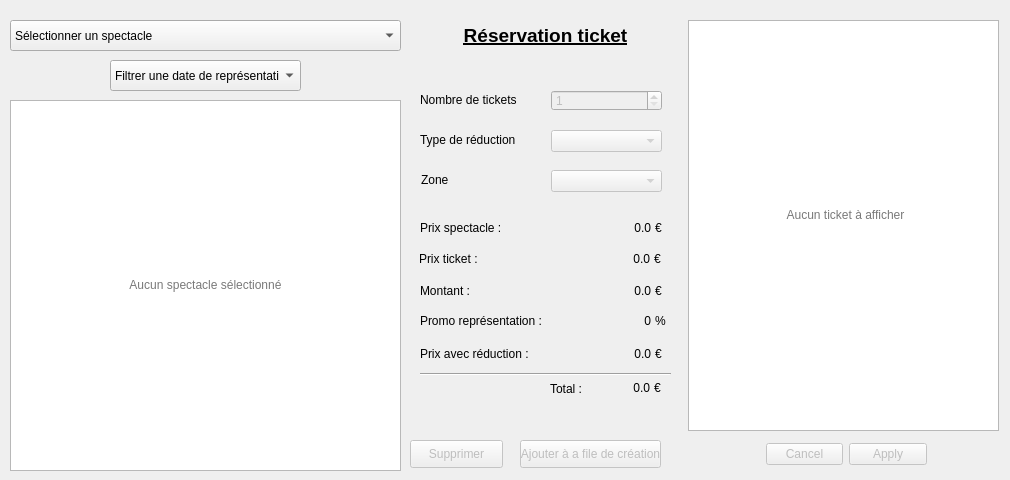
Old version of the form gui/imp_fct_2.ui in the repository NoxFly/CEBD-project-theater.
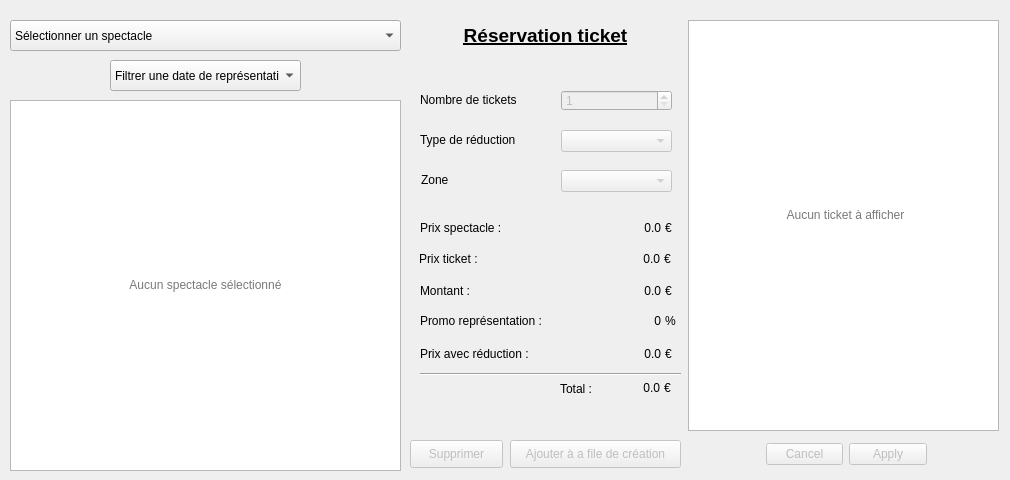
New version of the form.

```diff
--- a/gui/imp_fct_2.ui
+++ b/gui/imp_fct_2.ui
@@ -155,7 +155,7 @@
    </property>
    <property name="geometry">
     <rect>
-     <x>551</x>
+     <x>561</x>
      <y>90</y>
      <width>111</width>
      <height>21</height>
@@ -184,7 +184,7 @@
    </property>
    <property name="geometry">
     <rect>
-     <x>551</x>
+     <x>561</x>
      <y>130</y>
      <width>111</width>
      <height>22</height>
@@ -251,7 +251,7 @@
    </property>
    <property name="geometry">
     <rect>
-     <x>551</x>
+     <x>561</x>
      <y>170</y>
      <width>111</width>
      <height>22</height>
@@ -274,7 +274,7 @@
   <widget class="QLabel" name="label_montantAvecReduc">
    <property name="geometry">
     <rect>
-     <x>540</x>
+     <x>550</x>
      <y>338</y>
      <width>111</width>
      <height>31</height>
@@ -290,9 +290,9 @@
   <widget class="QLabel" name="label_formTicket">
    <property name="geometry">
     <rect>
-     <x>470</x>
+     <x>430</x>
      <y>60</y>
-     <width>141</width>
+     <width>241</width>
      <height>20</height>
     </rect>
    </property>
@@ -309,9 +309,9 @@
    </property>
    <property name="geometry">
     <rect>
-     <x>520</x>
+     <x>510</x>
      <y>440</y>
-     <width>141</width>
+     <width>171</width>
      <height>28</height>
     </rect>
    </property>
@@ -372,7 +372,7 @@
     <rect>
      <x>410</x>
      <y>410</y>
-     <width>261</width>
+     <width>271</width>
      <height>20</height>
     </rect>
    </property>
@@ -412,7 +412,7 @@
   <widget class="QLabel" name="label_montant">
    <property name="geometry">
     <rect>
-     <x>540</x>
+     <x>550</x>
      <y>275</y>
      <width>111</width>
      <height>31</height>
@@ -428,7 +428,7 @@
   <widget class="QLabel" name="label_valeurPromoRep">
    <property name="geometry">
     <rect>
-     <x>540</x>
+     <x>550</x>
      <y>305</y>
      <width>111</width>
      <height>31</height>
@@ -444,7 +444,7 @@
   <widget class="QLabel" name="label_symEuro_3">
    <property name="geometry">
     <rect>
-     <x>655</x>
+     <x>665</x>
      <y>275</y>
      <width>16</width>
      <height>31</height>
@@ -457,7 +457,7 @@
   <widget class="QLabel" name="label_symEuro_4">
    <property name="geometry">
     <rect>
-     <x>655</x>
+     <x>665</x>
      <y>338</y>
      <width>16</width>
      <height>31</height>
@@ -470,7 +470,7 @@
   <widget class="QLabel" name="label_symPourcentage">
    <property name="geometry">
     <rect>
-     <x>655</x>
+     <x>665</x>
      <y>305</y>
      <width>16</width>
      <height>31</height>
@@ -496,7 +496,7 @@
   <widget class="QLabel" name="label_symEuro_1">
    <property name="geometry">
     <rect>
-     <x>655</x>
+     <x>665</x>
      <y>212</y>
      <width>16</width>
      <height>31</height>
@@ -509,7 +509,7 @@
   <widget class="QLabel" name="label_montant_spec">
    <property name="geometry">
     <rect>
-     <x>540</x>
+     <x>550</x>
      <y>212</y>
      <width>111</width>
      <height>31</height>
@@ -525,7 +525,7 @@
   <widget class="QLabel" name="label_montant_ticket">
    <property name="geometry">
     <rect>
-     <x>539</x>
+     <x>549</x>
      <y>243</y>
      <width>111</width>
      <height>31</height>
@@ -554,7 +554,7 @@
   <widget class="QLabel" name="label_symEuro_2">
    <property name="geometry">
     <rect>
-     <x>654</x>
+     <x>664</x>
      <y>243</y>
      <width>16</width>
      <height>31</height>
@@ -567,7 +567,7 @@
   <widget class="QLabel" name="label_symEuro_5">
    <property name="geometry">
     <rect>
-     <x>654</x>
+     <x>664</x>
      <y>372</y>
      <width>16</width>
      <height>31</height>
@@ -580,7 +580,7 @@
   <widget class="QLabel" name="label_prixTotal">
    <property name="geometry">
     <rect>
-     <x>550</x>
+     <x>560</x>
      <y>373</y>
      <width>41</width>
      <height>31</height>
@@ -593,7 +593,7 @@
   <widget class="QLabel" name="label_montantTotal">
    <property name="geometry">
     <rect>
-     <x>589</x>
+     <x>599</x>
      <y>372</y>
      <width>61</width>
      <height>31</height>
@@ -611,7 +611,7 @@
     <rect>
      <x>420</x>
      <y>366</y>
-     <width>251</width>
+     <width>261</width>
      <height>16</height>
     </rect>
    </property>
```
